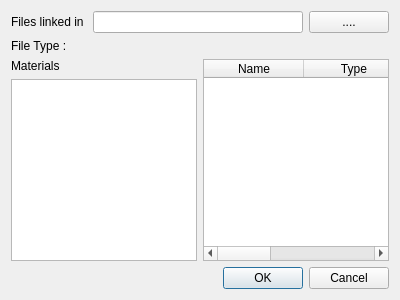
Before: the Qt Designer form W2ENT_QT/MaterialsExplorer.ui in JLouis-B/RedTools, drawn with Qt 5.
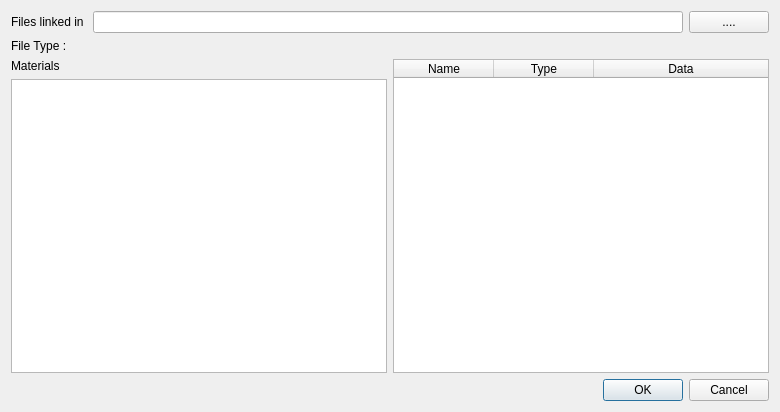
After: the same form once the commit is applied.

Commit message: Materials explorer

```diff
--- a/W2ENT_QT/MaterialsExplorer.ui
+++ b/W2ENT_QT/MaterialsExplorer.ui
@@ -6,8 +6,8 @@
    <rect>
     <x>0</x>
     <y>0</y>
-    <width>400</width>
-    <height>300</height>
+    <width>780</width>
+    <height>412</height>
    </rect>
   </property>
   <property name="windowTitle">
@@ -69,9 +69,18 @@
        <property name="columnCount">
         <number>3</number>
        </property>
+       <attribute name="horizontalHeaderVisible">
+        <bool>true</bool>
+       </attribute>
        <attribute name="horizontalHeaderCascadingSectionResizes">
         <bool>false</bool>
        </attribute>
+       <attribute name="horizontalHeaderStretchLastSection">
+        <bool>true</bool>
+       </attribute>
+       <attribute name="verticalHeaderVisible">
+        <bool>true</bool>
+       </attribute>
        <column>
         <property name="text">
          <string>Name</string>
```
The commit also changes 7 other files.
